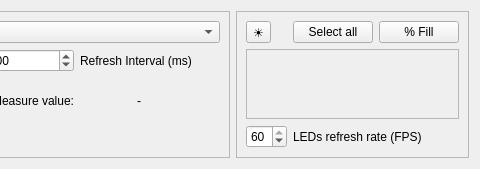
arthur469/HardwareSyncAI, file MeasureEntry.ui: the form before one commit; both pictures show x 257 to 737 and y 0 to 169 of the 737 by 169 pixel window.
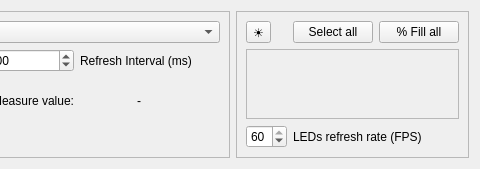
The form after the commit. Custom widgets are drawn as their Qt base class.

Commit message: Added tooltip to brightness button, renamed % fill

Diff of the .ui file:
```diff
--- a/MeasureEntry.ui
+++ b/MeasureEntry.ui
@@ -227,7 +227,7 @@
       <item row="1" column="2">
        <widget class="QPushButton" name="percentage_fill_all">
         <property name="text">
-         <string>% Fill</string>
+         <string>% Fill all</string>
         </property>
         <property name="checkable">
          <bool>true</bool>
```
Left out of the diff: 3 changed lines with no effect on the pictures.
